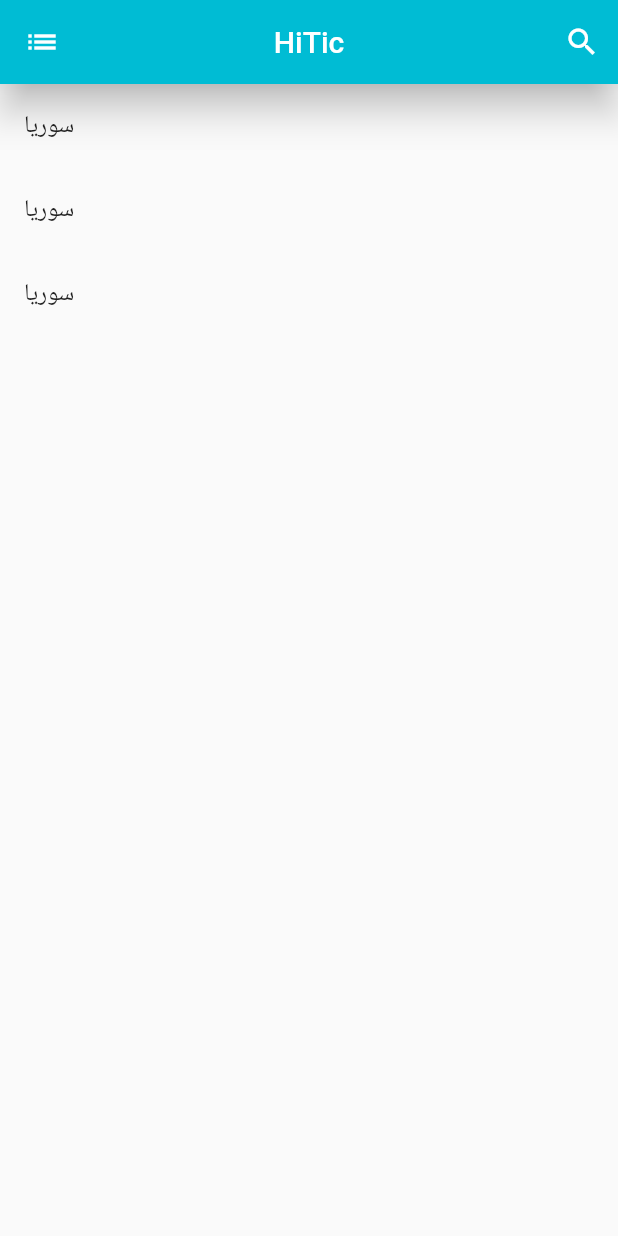
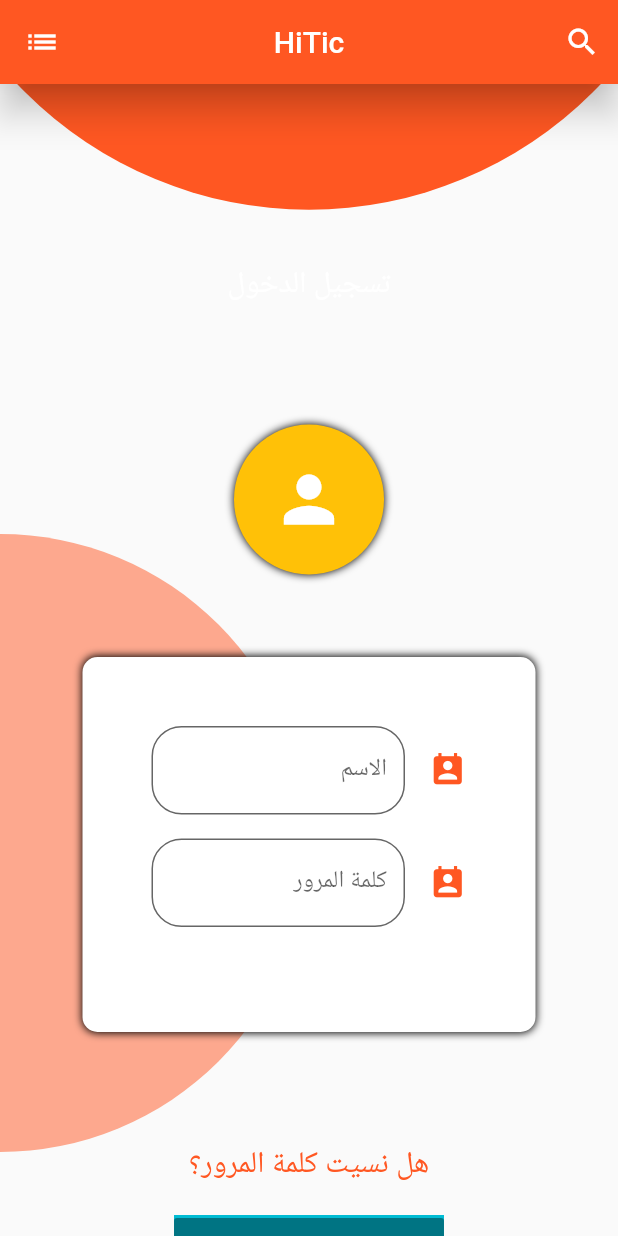
Before and after one commit to mohammedalmasro180/mhdmsrimarket, a Flutter app: the screen it shows after launch, on a phone screen of 412 x 824 dp. Run offline on Flutter 3.47's test engine with Material 2 defaults, Android fonts, the phone set to English and light mode, and no system bars; our stand-ins replace carousel_pro, shared_preferences; key blocks and very long unbroken strings in the code were emptied for the run.

Commit message:
mob050821

```diff
--- /dev/null
+++ b/lib/Page/loginpage.dart
@@ -0,0 +1,205 @@
+import 'package:flutter/material.dart';
+import 'package:mobithice/Page/Catogery.dart';
+import 'package:mobithice/Widget/appbar.dart';
+import 'package:mobithice/theme/color.dart';
+class loginui extends StatefulWidget {
+  @override
+  _loginuiState createState() => _loginuiState();
+}
+
+class _loginuiState extends State<loginui> {
+  @override
+  Widget build(BuildContext context) {
+    var mdw=MediaQuery.of(context).size.width;
+    return Scaffold(
+      appBar: myappbar(context),
+      body:  Directionality(      textDirection: TextDirection.rtl,
+        child: Stack(
+          children: [
+            Container(
+              height: double.infinity,
+              width: double.infinity,
+
+            ),
+            Positioned(child: Transform.scale(
+              scale: 1.3,
+              child: Transform.translate(
+                offset: Offset(0,-300),
+                child: Container(
+                  //color: Colors.lime,
+                  height: mdw,
+                  width: mdw,
+                  decoration: BoxDecoration(
+                      borderRadius: BorderRadius.circular(mdw),
+                      color: sh
+
+
+
+
+                  ),
+                ),
+              ),
+            )),
+            Positioned(
+             top: 300,
+              right: mdw/2,
+              child:
+            Container(
+              //color: Colors.lime,
+              height: mdw,
+              width: mdw,
+              decoration: BoxDecoration(
+                  borderRadius: BorderRadius.circular(mdw),
+                  color: sh.withOpacity(0.5)
+
+
+
+
+              ),
+            ),
+            ),
+            Container(
+              child: SingleChildScrollView(
+                child: Column(
+                  children: [
+                    Center(child:
+                    Container(
+
+
+                        margin: EdgeInsets.only(top: 120),
+                        child: Text("تسجيل الدخول",style: TextStyle(fontSize: 20,color: Colors.white),))
+                    ),
+                  Padding(padding: EdgeInsets.only(top: 80),
+                  child: Container(
+                    height: 100,
+                    width: 100,
+                    decoration: BoxDecoration(
+                        borderRadius: BorderRadius.circular(100),
+                        color: Colors.amber,
+                        boxShadow: [
+                          BoxShadow(
+                              color: Colors.black,
+                              blurRadius: 4,
+                              spreadRadius: 0.1
+                          )
+                        ]
+
+                    ),
+                    child:Stack(
+
+                      children: [
+                        Positioned(
+                          right: 25,
+                          top: 25,
+                          child:  Icon(Icons.person,size: 50,color: Colors.white,),)
+                      ],
+                    ),
+
+                  ),),
+                    Padding(
+                      padding: const EdgeInsets.all(55),
+                      child: Center(
+                        child: Container(
+                          padding: EdgeInsets.all(30),
+                          height: 250,
+                          width: mdw/1.2,
+
+                          child:Padding(
+                            padding: const EdgeInsets.all(8.0),
+                            child: Center(
+                              child: Form(child: Center(
+                                child: Column(
+
+                                  children: [
+                                    Padding(
+                                      padding: const EdgeInsets.all(8.0),
+                                      child: TextFormField(
+                                        decoration: InputDecoration(labelText: "الاسم",filled: true,fillColor: Colors.white,icon: Icon(Icons.perm_contact_cal,size: 25,color:sh,),border: OutlineInputBorder(
+                                            borderRadius: BorderRadius.circular(20)
+                                        )),
+                                      ),
+                                    ),
+                                    Padding(
+                                      padding: const EdgeInsets.all(8.0),
+                                      child: TextFormField(
+                                        obscureText: true,
+                                        keyboardType: TextInputType.number,
+                                        decoration: InputDecoration(
+                                            labelText: "كلمة المرور",
+                                            filled: true,
+
+                                            fillColor: Colors.white,
+
+
+                                            icon: Icon(Icons.perm_contact_cal,size: 25,color:sh,),
+                                            border: OutlineInputBorder(
+                                                borderRadius: BorderRadius.circular(20)
+                                            )),
+                                      ),
+                                    ),
+
+
+                                  ],
+                                ),
+                              )),
+                            ),
+                          ),
+                          decoration: BoxDecoration(
+                              borderRadius: BorderRadius.circular(10),
+                              color: Colors.white,
+                              boxShadow: [
+                                BoxShadow(
+                                    color: Colors.black,
+                                    blurRadius: 4,
+                                    spreadRadius: 0.1
+                                )
+                              ]
+
+                          ),
+
+                        ),
+                      ),
+                    ),
+                    Column(
+                      children: [
+                        Container(
+
+
+                            margin: EdgeInsets.only(top: 20),
+                            child: Text("هل نسيت كلمة المرور؟",style: TextStyle(fontSize: 20,color: sh),)
+                        ),
+                        Container(
+                          color: Colors.cyan,
+
+
+                            margin: EdgeInsets.only(top: 20),
+                            child:RaisedButton(
+                                padding: EdgeInsets.symmetric(vertical: 10,horizontal: 40),
+                                onPressed: null,
+                              child: Row(
+                                mainAxisAlignment: MainAxisAlignment.center,
+                                mainAxisSize: MainAxisSize.min,
+                                children: [
+                                  Text("تسجيل الدخول",style: TextStyle(color:Colors.white),),
+                                  Icon(Icons.arrow_forward,color: Colors.white,
+                                  )
+                                ],
+                              ),
+                            )
+                        ),
+
+                      ],
+                    ),
+
+                  ],
+                ),
+              ),
+            ),
+
+
+          ],
+        ),
+      ),
+    );
+  }
+}
--- a/lib/main.dart
+++ b/lib/main.dart
@@ -5,6 +5,8 @@ import 'package:flutter/material.dart';
 import 'package:mobithice/Page/Catogery.dart';
 import 'package:mobithice/Page/Details.dart';
 import 'package:mobithice/Page/HomeScreen.dart';
+import 'package:mobithice/Page/Login.dart';
+import 'package:mobithice/Page/loginpage.dart';
 import 'package:mobithice/Page/shered.dart';
 import 'package:mobithice/Page/test.dart';
 import 'package:mobithice/Page/tras.dart';
@@ -26,7 +28,7 @@ class _MyAppState extends State<MyApp> {
   Widget build(BuildContext context) {
     return MaterialApp(
       title: 'HiTic',
-      home: shared()
+      home: loginui()
 
     );
   }
```
Also changed, not shown: lib/Page/HomeScreen.dart (+15 -0 lines), lib/Page/Login.dart (added, +64 -0 lines), lib/Page/shered.dart (+20 -9 lines), lib/theme/color.dart (+5 -5 lines).
